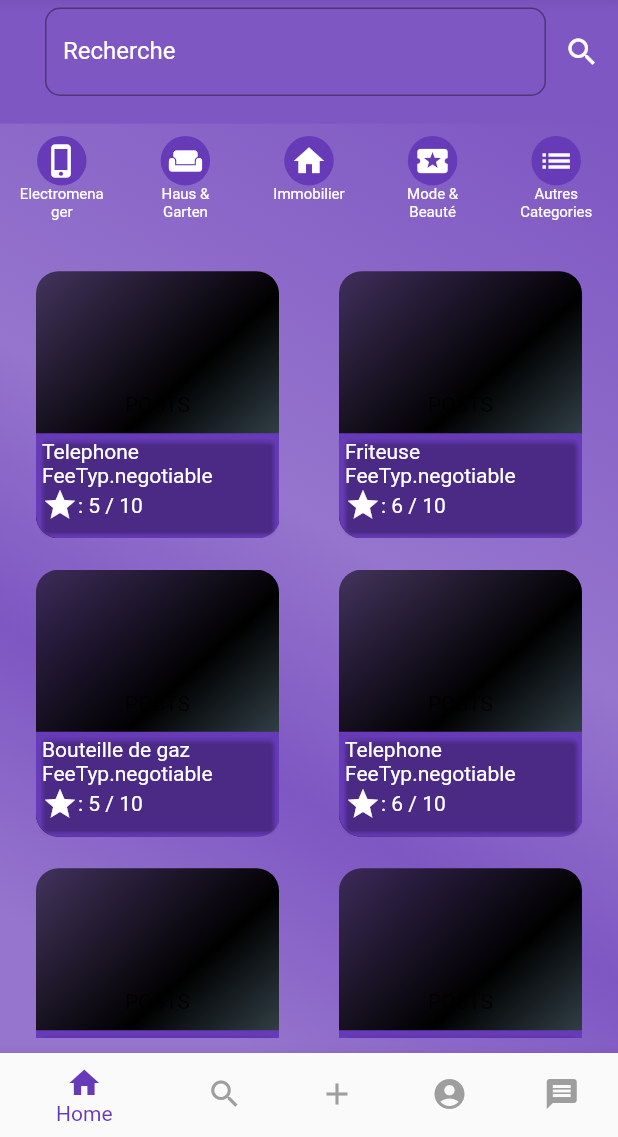
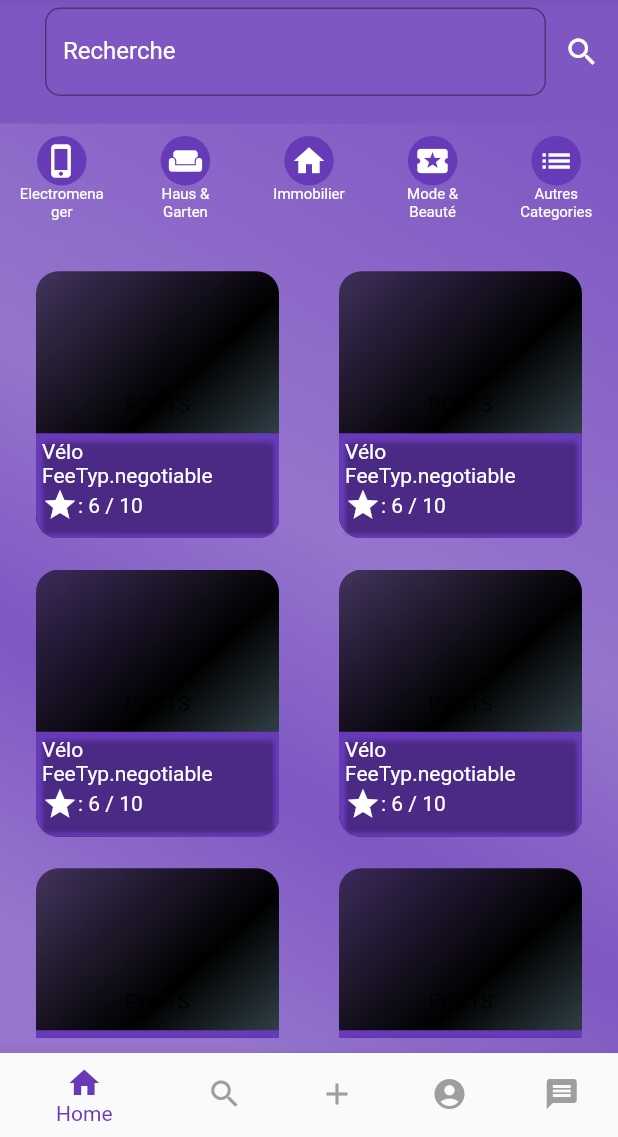
Before and after one commit to DuclosNgassa/eMarket_app, a Flutter app: the screen it shows after launch, on a phone screen of 412 x 824 dp, the part 99-1236 px from its top. Run offline on Flutter 3.47's test engine with Material 2 defaults, Android fonts, the phone set to English and light mode, and no system bars; our stand-ins replace image_picker; network calls fail.

```diff
--- a/lib/component/home_card.dart
+++ b/lib/component/home_card.dart
@@ -130,7 +130,7 @@ class _HomeCardState extends State<HomeCard> {
                   style: TextStyle(color: Colors.white),
                 ),
                 Text(
-                  widget.post.feeTyp.toString(),
+                  widget.post.fee_typ.toString(),
                   style: TextStyle(color: Colors.white),
                 ),
               ],
--- a/lib/component/post_card.dart
+++ b/lib/component/post_card.dart
@@ -130,7 +130,7 @@ class _PostCardState extends State<PostCard> {
                     style: TextStyle(color: Colors.white),
                   ),
                   Text(
-                    widget.post.feeTyp.toString(),
+                    widget.post.fee_typ.toString(),
                     style: TextStyle(color: Colors.white),
                   ),
                 ],
@@ -156,7 +156,7 @@ class _PostCardState extends State<PostCard> {
                 ],
               ),
               Text(
-                widget.post.typ.toString(),
+                widget.post.post_typ.toString(),
                 style: TextStyle(color: Colors.white),
               ),
             ],
--- a/lib/model/post.dart
+++ b/lib/model/post.dart
@@ -1,39 +1,94 @@
-import '../model/posttyp.dart';
-import '../model/feetyp.dart';
 import 'dart:async';
 import 'dart:convert';
-import 'package:http/http.dart' as http;
 import 'dart:io';
 
+import '../model/feetyp.dart';
+import '../model/posttyp.dart';
+import '../model/status.dart';
+
 class Post {
+  int id;
   String title;
-  DateTime createdAt;
-  String phoneAuthor = '';
-  String emailAuthor = '';
-  String category = '';
-  PostTyp typ;
+  DateTime created_at;
+  PostTyp post_typ; // 'offer', 'search', 'all'
   String description;
   int fee;
-  FeeTyp feeTyp; //Negotiable / fixed price / gift
-  List<String> images;
+  FeeTyp fee_typ; //Negotiable / fixed price / gift
   String city;
   String quarter; // where the article available is
+  Status status; // done, created
+  int rating = 5;
+  int userid;
+  int categorieid;
   String imageUrl;
-  int rating = 10;
 
   Post(
+      {this.id,
       this.title,
-      this.createdAt,
-      this.phoneAuthor,
-      this.emailAuthor,
-      this.category,
-      this.typ,
+      this.created_at,
+      this.post_typ,
       this.description,
       this.fee,
-      this.feeTyp,
+      this.fee_typ,
       this.city,
       this.quarter,
-      this.rating);
+      this.status,
+      this.rating,
+      this.userid,
+      this.categorieid});
+
+  factory Post.fromJson(Map<String, dynamic> json) {
+    return Post(
+      id: json["id"],
+      title: json["title"],
+      created_at: DateTime.parse(json["created_at"]),
+      post_typ: json["post_typ"], // TODO Convert to enum
+      description: json["description"],
+      fee: json["fee"],
+      fee_typ: json["fee_typ"], // TODO Convert to enum
+      city: json["city"],
+      quarter: json["quartier"],
+      status: json["status"], // TODO Convert to enum
+      rating: json["rating"],
+      userid: json["userid"],
+      categorieid: json["categorieid"],
+    );
+  }
+
+  Map<String, dynamic> toMap(Post post) {
+    Map<String, dynamic> params = Map<String, dynamic>();
+    params["title"] = post.title;
+    params["created_at"] = post.created_at.toString();
+    params["post_typ"] = "offer";
+    params["description"] = post.description;
+    params["fee"] = post.fee.toString();
+    params["fee_typ"] = "fixed";
+    params["city"] = post.city;
+    params["quartier"] = post.quarter;
+    params["status"] = "created";
+    params["rating"] = post.rating.toString();
+    params["userid"] = post.userid.toString();
+    params["categorieid"] = post.categorieid.toString();
+
+    return params;
+  }
+
+  Map<String, dynamic> toJson() =>
+      {
+  'title' : title,
+  'created_at' : created_at.toString(),
+  'post_typ' : "gift",
+  'description' : description,
+  'fee' : fee.toString(),
+  'fee_typ' : "fixed",
+  'city' : city,
+  'quarter' : quarter,
+  'status' : "created",
+  'rating' : rating.toString(),
+  'userid' : userid.toString(),
+  'categorieid' : categorieid.toString(),
+
+};
 
   Future getImageUrl() async {
     if (imageUrl != null) {
@@ -54,4 +109,5 @@ class Post {
       print(exception);
     }
   }
+
 }
--- /dev/null
+++ b/lib/model/status.dart
@@ -0,0 +1 @@
+enum Status { done, created }
--- a/lib/pages/home/home_page.dart
+++ b/lib/pages/home/home_page.dart
@@ -1,10 +1,12 @@
 import 'package:emarket_app/component/custom_categorie_button.dart';
 import 'package:flutter/material.dart';
+
+import '../../component/custom_linear_gradient.dart';
+import '../../component/home_card.dart';
+import '../../model/feetyp.dart';
 import '../../model/post.dart';
 import '../../model/posttyp.dart';
-import '../../model/feetyp.dart';
-import '../../component/home_card.dart';
-import '../../component/custom_linear_gradient.dart';
+import '../../model/status.dart';
 
 class HomePage extends StatefulWidget {
 
@@ -270,6 +272,7 @@ class _HomePageState extends State<HomePage> {
   }
 
   static List<Post> postList = []
+/*
     ..add(Post(
         'Telephone',
         new DateTime(2011, 9, 7, 17, 30),
@@ -405,5 +408,20 @@ class _HomePageState extends State<HomePage> {
     ..add(Post('Chargeur', new DateTime(2022, 9, 7, 17, 30), '002376767677', 'ndanjid@yahoo.fr', 'Electromenager', PostTyp.offer, 'description Chargeur', 60000, FeeTyp.negotiable, 'Ngaoundal', 'Ville', 8))
     ..add(Post('Moto', new DateTime(2017, 9, 7, 17, 30), '002376767677', 'ndanjid@yahoo.fr', 'Electromenager', PostTyp.offer, 'description Moto', 40000, FeeTyp.negotiable, 'Mbouda', 'Mokolo', 8))
     ..add(Post('Trouce mecanique', new DateTime(2012, 9, 7, 17, 30), '002376767677', 'ndanjid@yahoo.fr', 'Electromenager', PostTyp.offer, 'description Trouce mecanique', 30000, FeeTyp.negotiable, 'Yaounde', 'Madagascar', 5))
-    ..add(Post('Vélo', new DateTime(2013, 9, 7, 17, 30), '002376767677', 'ndanjid@yahoo.fr', 'Electromenager', PostTyp.offer, 'description Vélo', 250000, FeeTyp.negotiable, 'Ngaoundal', 'Gare', 6));
+*/
+    ..add(Post(id: 2,title: 'Vélo', created_at: new DateTime(2013, 9, 7, 17, 30), post_typ: PostTyp.offer, description: 'description Vélo', fee: 250000, fee_typ: FeeTyp.negotiable, city: 'Ngaoundal', quarter: 'Gare', status: Status.created, rating: 6, userid: 1, categorieid: 2))
+    ..add(Post(id: 2,title: 'Vélo', created_at: new DateTime(2013, 9, 7, 17, 30), post_typ: PostTyp.offer, description: 'description Vélo', fee: 250000, fee_typ: FeeTyp.negotiable, city: 'Ngaoundal', quarter: 'Gare', status: Status.created, rating: 6, userid: 1, categorieid: 2))
+    ..add(Post(id: 2,title: 'Vélo', created_at: new DateTime(2013, 9, 7, 17, 30), post_typ: PostTyp.offer, description: 'description Vélo', fee: 250000, fee_typ: FeeTyp.negotiable, city: 'Ngaoundal', quarter: 'Gare', status: Status.created, rating: 6, userid: 1, categorieid: 2))
+    ..add(Post(id: 2,title: 'Vélo', created_at: new DateTime(2013, 9, 7, 17, 30), post_typ: PostTyp.offer, description: 'description Vélo', fee: 250000, fee_typ: FeeTyp.negotiable, city: 'Ngaoundal', quarter: 'Gare', status: Status.created, rating: 6, userid: 1, categorieid: 2))
+    ..add(Post(id: 2,title: 'Vélo', created_at: new DateTime(2013, 9, 7, 17, 30), post_typ: PostTyp.offer, description: 'description Vélo', fee: 250000, fee_typ: FeeTyp.negotiable, city: 'Ngaoundal', quarter: 'Gare', status: Status.created, rating: 6, userid: 1, categorieid: 2))
+    ..add(Post(id: 2,title: 'Vélo', created_at: new DateTime(2013, 9, 7, 17, 30), post_typ: PostTyp.offer, description: 'description Vélo', fee: 250000, fee_typ: FeeTyp.negotiable, city: 'Ngaoundal', quarter: 'Gare', status: Status.created, rating: 6, userid: 1, categorieid: 2))
+    ..add(Post(id: 2,title: 'Vélo', created_at: new DateTime(2013, 9, 7, 17, 30), post_typ: PostTyp.offer, description: 'description Vélo', fee: 250000, fee_typ: FeeTyp.negotiable, city: 'Ngaoundal', quarter: 'Gare', status: Status.created, rating: 6, userid: 1, categorieid: 2))
+    ..add(Post(id: 2,title: 'Vélo', created_at: new DateTime(2013, 9, 7, 17, 30), post_typ: PostTyp.offer, description: 'description Vélo', fee: 250000, fee_typ: FeeTyp.negotiable, city: 'Ngaoundal', quarter: 'Gare', status: Status.created, rating: 6, userid: 1, categorieid: 2))
+    ..add(Post(id: 2,title: 'Vélo', created_at: new DateTime(2013, 9, 7, 17, 30), post_typ: PostTyp.offer, description: 'description Vélo', fee: 250000, fee_typ: FeeTyp.negotiable, city: 'Ngaoundal', quarter: 'Gare', status: Status.created, rating: 6, userid: 1, categorieid: 2))
+    ..add(Post(id: 2,title: 'Vélo', created_at: new DateTime(2013, 9, 7, 17, 30), post_typ: PostTyp.offer, description: 'description Vélo', fee: 250000, fee_typ: FeeTyp.negotiable, city: 'Ngaoundal', quarter: 'Gare', status: Status.created, rating: 6, userid: 1, categorieid: 2))
+    ..add(Post(id: 2,title: 'Vélo', created_at: new DateTime(2013, 9, 7, 17, 30), post_typ: PostTyp.offer, description: 'description Vélo', fee: 250000, fee_typ: FeeTyp.negotiable, city: 'Ngaoundal', quarter: 'Gare', status: Status.created, rating: 6, userid: 1, categorieid: 2))
+    ..add(Post(id: 2,title: 'Vélo', created_at: new DateTime(2013, 9, 7, 17, 30), post_typ: PostTyp.offer, description: 'description Vélo', fee: 250000, fee_typ: FeeTyp.negotiable, city: 'Ngaoundal', quarter: 'Gare', status: Status.created, rating: 6, userid: 1, categorieid: 2))
+    ..add(Post(id: 2,title: 'Vélo', created_at: new DateTime(2013, 9, 7, 17, 30), post_typ: PostTyp.offer, description: 'description Vélo', fee: 250000, fee_typ: FeeTyp.negotiable, city: 'Ngaoundal', quarter: 'Gare', status: Status.created, rating: 6, userid: 1, categorieid: 2))
+    ..add(Post(id: 2,title: 'Vélo', created_at: new DateTime(2013, 9, 7, 17, 30), post_typ: PostTyp.offer, description: 'description Vélo', fee: 250000, fee_typ: FeeTyp.negotiable, city: 'Ngaoundal', quarter: 'Gare', status: Status.created, rating: 6, userid: 1, categorieid: 2));
+
 }
--- a/lib/pages/navigation/navigation_page.dart
+++ b/lib/pages/navigation/navigation_page.dart
@@ -1,13 +1,15 @@
+import 'package:emarket_app/pages/account/account_page.dart';
+import 'package:emarket_app/pages/home/home_page.dart';
+import 'package:emarket_app/pages/post/post_page.dart';
+import 'package:emarket_app/pages/search/search_page.dart';
 import 'package:flutter/material.dart';
-import 'package:emarket_app/pages/post/post_page.dart';
-import 'package:emarket_app/pages/account/account_page.dart';
-import '../message/message_page.dart';
-import 'package:emarket_app/pages/search/search_page.dart';
-import 'package:emarket_app/pages/home/home_page.dart';
+
 import '../../component/custom_linear_gradient.dart';
+import '../../model/feetyp.dart';
 import '../../model/post.dart';
 import '../../model/posttyp.dart';
-import '../../model/feetyp.dart';
+import '../../model/status.dart';
+import '../message/message_page.dart';
 
 class NavigationPage extends StatefulWidget {
   @override
@@ -73,142 +75,20 @@ class _NavigationPageState extends State<NavigationPage> {
   }
 
   static List<Post> postList = []
-    ..add(Post(
-        'Telephone',
-        new DateTime(2011, 9, 7, 17, 30),
-        '00237633333',
-        'ndanjid@yahoo.fr',
-        'Electromenager',
-        PostTyp.offer,
-        'description Telephone',
-        540000,
-        FeeTyp.negotiable,
-        'Douala',
-        'Deido',
-        5))
-    ..add(Post(
-        'Friteuse',
-        new DateTime(2012, 9, 7, 17, 30),
-        '002376444447',
-        'ndanjid@yahoo.fr',
-        'Electromenager',
-        PostTyp.offer,
-        'description Friteuse',
-        250000,
-        FeeTyp.negotiable,
-        'Mbouda',
-        'centre',
-        6))
-    ..add(Post(
-        'Bouteille de gaz',
-        new DateTime(2013, 9, 7, 17, 30),
-        '002375555577',
-        'ndanjid@yahoo.fr',
-        'Electromenager',
-        PostTyp.offer,
-        'description Bouteille de gaz',
-        120000,
-        FeeTyp.negotiable,
-        'Yaounde',
-        'Nvog Beti',
-        5))
-    ..add(Post(
-        'Telephone',
-        new DateTime(2014, 9, 7, 17, 30),
-        '002376766677',
-        'ndanjid@yahoo.fr',
-        'Electromenager',
-        PostTyp.offer,
-        'description Telephone',
-        80000,
-        FeeTyp.negotiable,
-        'Bafoussam',
-        'Sokada',
-        6))
-    ..add(Post(
-        'Sac à main',
-        new DateTime(2015, 9, 7, 17, 30),
-        '0023788888',
-        'ndanjid@yahoo.fr',
-        'Electromenager',
-        PostTyp.offer,
-        'description Sac à main',
-        670000,
-        FeeTyp.negotiable,
-        'Bandjoun',
-        'Tobeu',
-        5))
-    ..add(Post(
-        'Voiture',
-        new DateTime(2016, 9, 7, 17, 30),
-        '00237676999',
-        'ndanjid@yahoo.fr',
-        'Electromenager',
-        PostTyp.offer,
-        'description Voiture',
-        340000,
-        FeeTyp.negotiable,
-        'Bangangte',
-        'Lycee technique',
-        6))
-    ..add(Post(
-        'Televiseur',
-        new DateTime(2017, 9, 7, 17, 30),
-        '0023763333',
-        'ndanjid@yahoo.fr',
-        'Electromenager',
-        PostTyp.offer,
-        'description Televiseur',
-        230000,
-        FeeTyp.negotiable,
-        'Douala',
-        'Bonamoussadi',
-        7))
-    ..add(Post(
-        'Livre de math',
-        new DateTime(2018, 9, 7, 17, 30),
-        '002376767677',
-        'ndanjid@yahoo.fr',
-        'Electromenager',
-        PostTyp.offer,
-        'description Livre de math',
-        120000,
-        FeeTyp.negotiable,
-        'Yaounde',
-        'Mokolo',
-        8))
-    ..add(Post(
-        'Pantalon',
-        new DateTime(2019, 9, 7, 17, 30),
-        '002376767677',
-        'ndanjid@yahoo.fr',
-        'Electromenager',
-        PostTyp.offer,
-        'description Pantalon',
-        50000,
-        FeeTyp.negotiable,
-        'Bangangte',
-        'Centre',
-        5))
-    ..add(Post(
-        'Sac de classe',
-        new DateTime(2020, 9, 7, 17, 30),
-        '002376767677',
-        'ndanjid@yahoo.fr',
-        'Electromenager',
-        PostTyp.offer,
-        'description Sac de classe',
-        90000,
-        FeeTyp.negotiable,
-        'Bandjoun',
-        'Centre',
-        7))
-    ..add(
-        Post('Salle à manger', new DateTime(2021, 9, 7, 17, 30), '002376767677', 'ndanjid@yahoo.fr', 'Electromenager', PostTyp.offer, 'description Salle à manger', 80000, FeeTyp.negotiable, 'Yaounde', 'Mokolo', 5))
-    ..add(Post('Chargeur', new DateTime(2022, 9, 7, 17, 30), '002376767677', 'ndanjid@yahoo.fr', 'Electromenager', PostTyp.offer, 'description Chargeur', 60000, FeeTyp.negotiable, 'Ngaoundal', 'Ville', 8))
-    ..add(Post('Moto', new DateTime(2017, 9, 7, 17, 30), '002376767677', 'ndanjid@yahoo.fr', 'Electromenager', PostTyp.offer, 'description Moto', 40000, FeeTyp.negotiable, 'Mbouda', 'Mokolo', 8))
-    ..add(Post('Trouce mecanique', new DateTime(2012, 9, 7, 17, 30), '002376767677', 'ndanjid@yahoo.fr', 'Electromenager', PostTyp.offer, 'description Trouce mecanique', 30000, FeeTyp.negotiable, 'Yaounde', 'Madagascar', 5))
-    ..add(Post('Vélo', new DateTime(2013, 9, 7, 17, 30), '002376767677', 'ndanjid@yahoo.fr', 'Electromenager', PostTyp.offer, 'description Vélo', 250000, FeeTyp.negotiable, 'Ngaoundal', 'Gare', 6));
+    ..add(Post(id: 2,title: 'Vélo', created_at: new DateTime(2013, 9, 7, 17, 30), post_typ: PostTyp.offer, description: 'description Vélo', fee: 250000, fee_typ: FeeTyp.negotiable, city: 'Ngaoundal', quarter: 'Gare', status: Status.created, rating: 6, userid: 1, categorieid: 2))
+    ..add(Post(id: 2,title: 'Vélo', created_at: new DateTime(2013, 9, 7, 17, 30), post_typ: PostTyp.offer, description: 'description Vélo', fee: 250000, fee_typ: FeeTyp.negotiable, city: 'Ngaoundal', quarter: 'Gare', status: Status.created, rating: 6, userid: 1, categorieid: 2))
+    ..add(Post(id: 2,title: 'Vélo', created_at: new DateTime(2013, 9, 7, 17, 30), post_typ: PostTyp.offer, description: 'description Vélo', fee: 250000, fee_typ: FeeTyp.negotiable, city: 'Ngaoundal', quarter: 'Gare', status: Status.created, rating: 6, userid: 1, categorieid: 2))
+    ..add(Post(id: 2,title: 'Vélo', created_at: new DateTime(2013, 9, 7, 17, 30), post_typ: PostTyp.offer, description: 'description Vélo', fee: 250000, fee_typ: FeeTyp.negotiable, city: 'Ngaoundal', quarter: 'Gare', status: Status.created, rating: 6, userid: 1, categorieid: 2))
+    ..add(Post(id: 2,title: 'Vélo', created_at: new DateTime(2013, 9, 7, 17, 30), post_typ: PostTyp.offer, description: 'description Vélo', fee: 250000, fee_typ: FeeTyp.negotiable, city: 'Ngaoundal', quarter: 'Gare', status: Status.created, rating: 6, userid: 1, categorieid: 2))
+    ..add(Post(id: 2,title: 'Vélo', created_at: new DateTime(2013, 9, 7, 17, 30), post_typ: PostTyp.offer, description: 'description Vélo', fee: 250000, fee_typ: FeeTyp.negotiable, city: 'Ngaoundal', quarter: 'Gare', status: Status.created, rating: 6, userid: 1, categorieid: 2))
+    ..add(Post(id: 2,title: 'Vélo', created_at: new DateTime(2013, 9, 7, 17, 30), post_typ: PostTyp.offer, description: 'description Vélo', fee: 250000, fee_typ: FeeTyp.negotiable, city: 'Ngaoundal', quarter: 'Gare', status: Status.created, rating: 6, userid: 1, categorieid: 2))
+    ..add(Post(id: 2,title: 'Vélo', created_at: new DateTime(2013, 9, 7, 17, 30), post_typ: PostTyp.offer, description: 'description Vélo', fee: 250000, fee_typ: FeeTyp.negotiable, city: 'Ngaoundal', quarter: 'Gare', status: Status.created, rating: 6, userid: 1, categorieid: 2))
+    ..add(Post(id: 2,title: 'Vélo', created_at: new DateTime(2013, 9, 7, 17, 30), post_typ: PostTyp.offer, description: 'description Vélo', fee: 250000, fee_typ: FeeTyp.negotiable, city: 'Ngaoundal', quarter: 'Gare', status: Status.created, rating: 6, userid: 1, categorieid: 2))
+    ..add(Post(id: 2,title: 'Vélo', created_at: new DateTime(2013, 9, 7, 17, 30), post_typ: PostTyp.offer, description: 'description Vélo', fee: 250000, fee_typ: FeeTyp.negotiable, city: 'Ngaoundal', quarter: 'Gare', status: Status.created, rating: 6, userid: 1, categorieid: 2))
+    ..add(Post(id: 2,title: 'Vélo', created_at: new DateTime(2013, 9, 7, 17, 30), post_typ: PostTyp.offer, description: 'description Vélo', fee: 250000, fee_typ: FeeTyp.negotiable, city: 'Ngaoundal', quarter: 'Gare', status: Status.created, rating: 6, userid: 1, categorieid: 2))
+    ..add(Post(id: 2,title: 'Vélo', created_at: new DateTime(2013, 9, 7, 17, 30), post_typ: PostTyp.offer, description: 'description Vélo', fee: 250000, fee_typ: FeeTyp.negotiable, city: 'Ngaoundal', quarter: 'Gare', status: Status.created, rating: 6, userid: 1, categorieid: 2))
+    ..add(Post(id: 2,title: 'Vélo', created_at: new DateTime(2013, 9, 7, 17, 30), post_typ: PostTyp.offer, description: 'description Vélo', fee: 250000, fee_typ: FeeTyp.negotiable, city: 'Ngaoundal', quarter: 'Gare', status: Status.created, rating: 6, userid: 1, categorieid: 2))
+    ..add(Post(id: 2,title: 'Vélo', created_at: new DateTime(2013, 9, 7, 17, 30), post_typ: PostTyp.offer, description: 'description Vélo', fee: 250000, fee_typ: FeeTyp.negotiable, city: 'Ngaoundal', quarter: 'Gare', status: Status.created, rating: 6, userid: 1, categorieid: 2));
 
   void _onItemTapped(int index) {
     setState(() {
--- /dev/null
+++ b/lib/services/global.dart
@@ -0,0 +1,6 @@
+const SERVER_URL = "http://192.168.2.120:3000";
+const URL_POSTS = SERVER_URL + "/posts";
+const URL_USERS = SERVER_URL + "/users";
+const URL_IMAGES = SERVER_URL + "/images";
+const URL_IMAGES_UPLOAD = URL_IMAGES + "/upload";
+const URL_CATEGORIES = SERVER_URL + "/categories";
```
Also changed, not shown: lib/form/post_form.dart (+66 -27 lines), lib/model/image.dart (added, +30 -0 lines), lib/pages/message/message_page.dart (+5 -4 lines), lib/services/image_service.dart (added, +47 -0 lines), lib/services/post_service.dart (added, +115 -0 lines).
